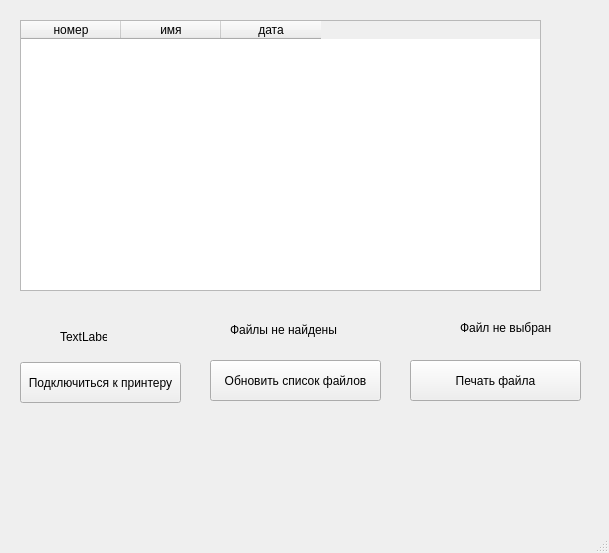
monstruator/printer_parse, file wind.ui: the form before one commit.
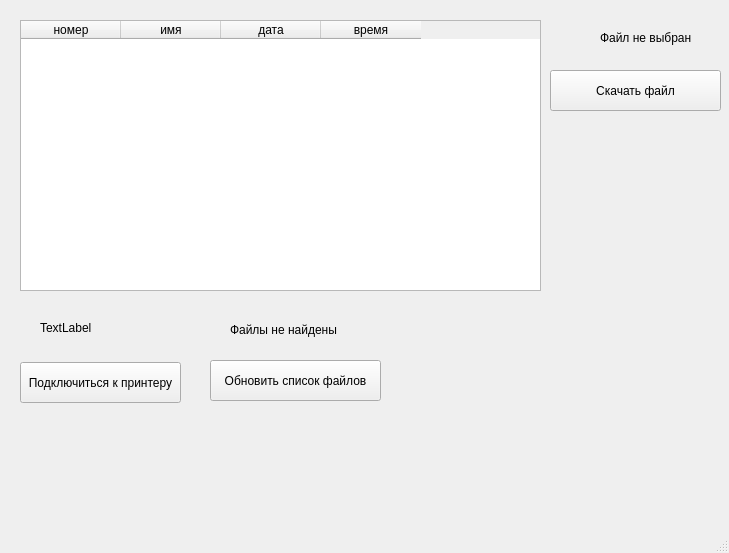
The form after the commit.

Commit message: переделано на другой принтер. надо делать выбор принтера.

```diff
--- a/wind.ui
+++ b/wind.ui
@@ -9,7 +9,7 @@
    <rect>
     <x>0</x>
     <y>0</y>
-    <width>609</width>
+    <width>729</width>
     <height>553</height>
    </rect>
   </property>
@@ -33,10 +33,10 @@
    <widget class="QLabel" name="label">
     <property name="geometry">
      <rect>
-      <x>60</x>
-      <y>330</y>
-      <width>47</width>
-      <height>14</height>
+      <x>40</x>
+      <y>320</y>
+      <width>121</width>
+      <height>16</height>
      </rect>
     </property>
     <property name="text">
@@ -59,14 +59,14 @@
    <widget class="QPushButton" name="pushButton_3">
     <property name="geometry">
      <rect>
-      <x>410</x>
-      <y>360</y>
+      <x>550</x>
+      <y>70</y>
       <width>171</width>
       <height>41</height>
      </rect>
     </property>
     <property name="text">
-     <string>Печать файла</string>
+     <string>Скачать файл</string>
     </property>
    </widget>
    <widget class="QTableWidget" name="tableWidget">
@@ -93,6 +93,11 @@
       <string>дата</string>
      </property>
     </column>
+    <column>
+     <property name="text">
+      <string>время</string>
+     </property>
+    </column>
    </widget>
    <widget class="QLabel" name="label_2">
     <property name="enabled">
@@ -100,8 +105,8 @@
     </property>
     <property name="geometry">
      <rect>
-      <x>460</x>
-      <y>320</y>
+      <x>600</x>
+      <y>30</y>
       <width>91</width>
       <height>16</height>
      </rect>
```
Left out of the diff: 2 changed lines with no effect on the pictures. The commit also changes 2 other files.
